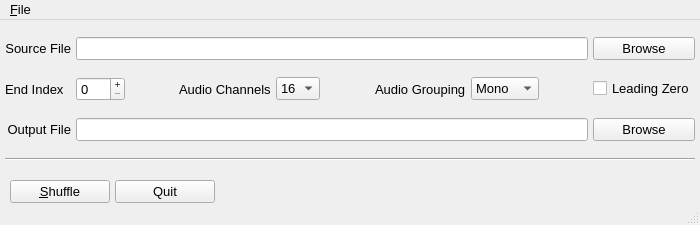
themgineer/Ultrix-Audio-Shuffling-Generator, file UI/main_window.ui: the form before one commit.
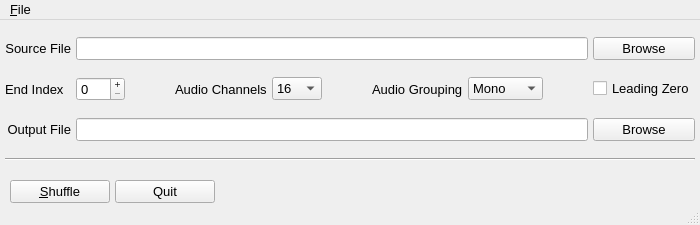
The form after the commit. Icons and pictures are not drawn.

Diff of the .ui file:
```diff
--- a/UI/main_window.ui
+++ b/UI/main_window.ui
@@ -125,13 +125,13 @@
          </property>
          <property name="minimumSize">
           <size>
-           <width>40</width>
+           <width>50</width>
            <height>0</height>
           </size>
          </property>
          <property name="maximumSize">
           <size>
-           <width>16777215</width>
+           <width>50</width>
            <height>16777215</height>
           </size>
          </property>
@@ -214,9 +214,15 @@
            <verstretch>0</verstretch>
           </sizepolicy>
          </property>
+         <property name="minimumSize">
+          <size>
+           <width>75</width>
+           <height>0</height>
+          </size>
+         </property>
          <property name="maximumSize">
           <size>
-           <width>70</width>
+           <width>75</width>
            <height>16777215</height>
           </size>
          </property>
```
Left out of the diff: 2 changed lines with no effect on the pictures.
